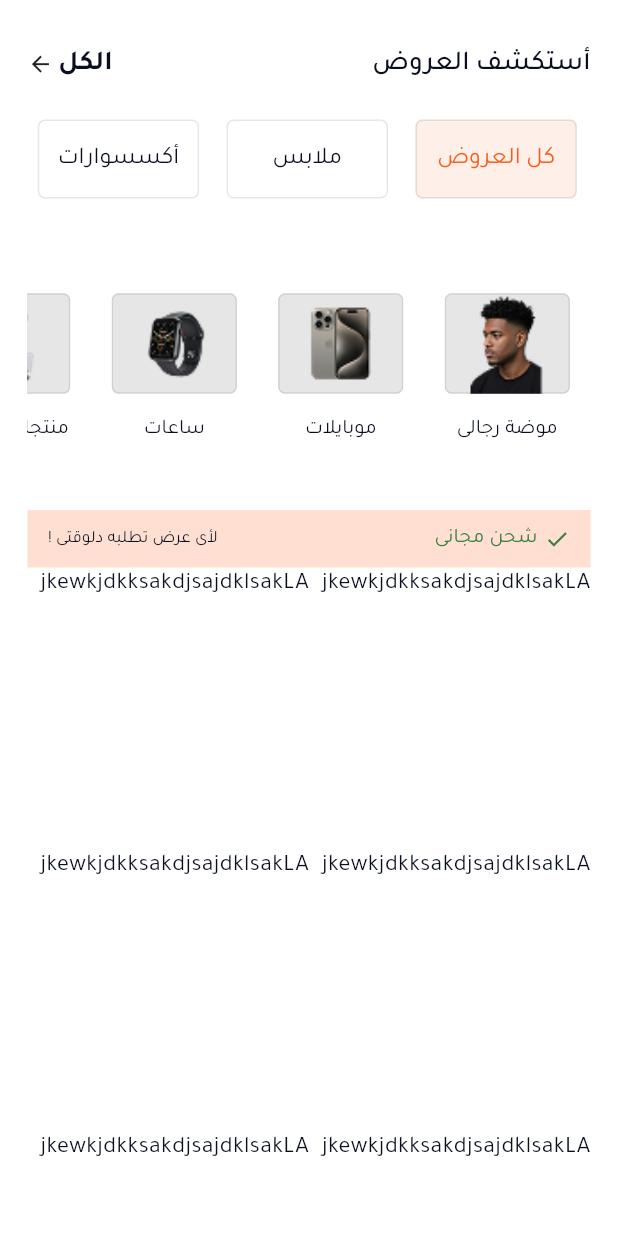
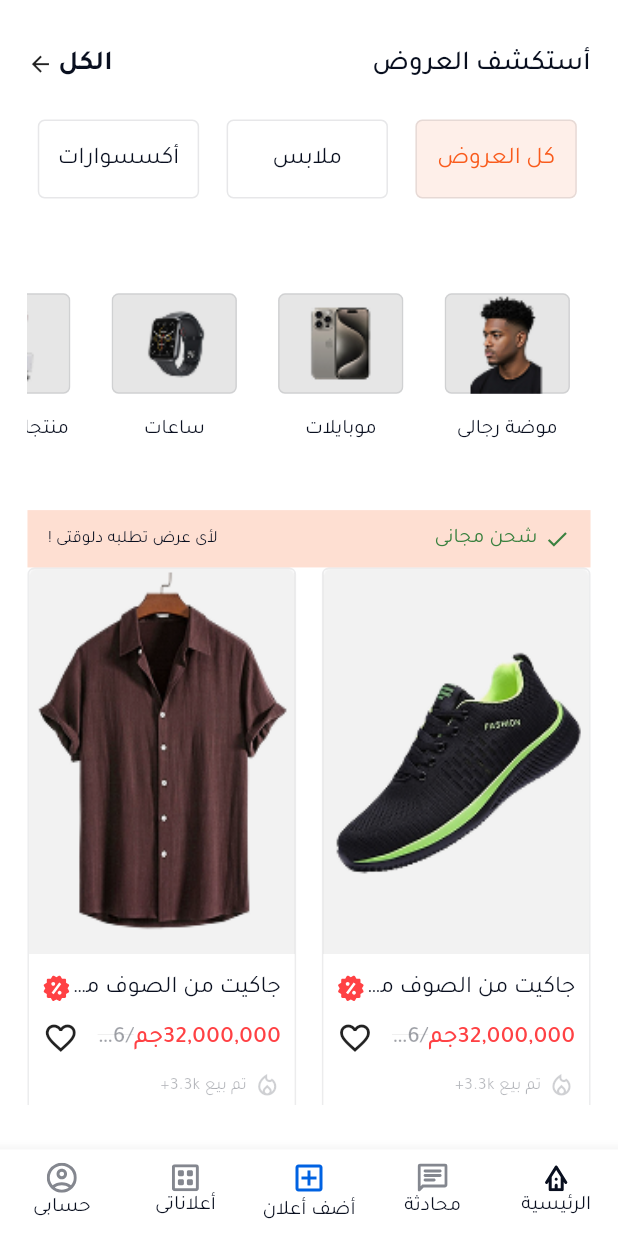
Before and after one commit to MansourSayed2002/otex, a Flutter app: the screen it shows after launch, on a phone screen of 412 x 824 dp. Run offline on Flutter 3.47's test engine with Material 3 defaults, Android fonts, the phone set to English and light mode, and no system bars; our stand-ins replace flutter_screenutil, flutter_svg, gap.

Commit message:
finished home screen . finished main screen .

```diff
--- /dev/null
+++ b/lib/core/class/product_model.dart
@@ -0,0 +1,14 @@
+class ProductModel {
+  String? image;
+  String? name;
+  String? discountprice;
+  String? sale;
+  String? price;
+  ProductModel({
+    this.price,
+    this.image,
+    this.name,
+    this.discountprice,
+    this.sale,
+  });
+}
--- a/lib/core/constants/image_app.dart
+++ b/lib/core/constants/image_app.dart
@@ -5,7 +5,11 @@ class ImageApp {
   static const String phone = 'assets/images/Photo Container (2).png';
   static const String cosmetics = 'assets/images/Photo Container (3).png';
   static const String man = 'assets/images/Photo Container.png';
-  static const String shirt = 'assets/images/Picture.png';
+  static const String sweatshirt = 'assets/images/Picture.png';
+  static const String shirt = 'assets/images/Picture (1).png';
+  static const String shoes = 'assets/images/Picture (3).png';
+  static const String logo =
+      'assets/images/9d49f354-c245-4cac-9644-3d3ef4bf62b8_removalai_preview 1.png';
 }
 
 class IconApp {
@@ -18,4 +22,5 @@ class IconApp {
   static const String check = 'assets/icons/check.svg';
   static const String offer = 'assets/icons/offer.svg';
   static const String vector = 'assets/icons/Vector.svg';
+  static const String badgeCompany = 'assets/icons/ic_round-corporate-fare.svg';
 }
--- /dev/null
+++ b/lib/core/constants/product_list.dart
@@ -0,0 +1,88 @@
+import 'package:otex/core/class/product_model.dart';
+import 'package:otex/core/constants/image_app.dart';
+import 'package:otex/core/constants/text_app.dart';
+
+List<ProductModel> productList = [
+  ProductModel(
+    name: TextApp.titlejacket,
+    image: ImageApp.shoes,
+    discountprice: "32,000,000جم",
+    price: "60,000,000",
+    sale: "تم بيع 3.3k+",
+  ),
+  ProductModel(
+    name: TextApp.titlejacket,
+    image: ImageApp.shirt,
+    discountprice: "32,000,000جم",
+    price: "60,000,000",
+    sale: "تم بيع 3.3k+",
+  ),
+  ProductModel(
+    name: TextApp.titlejacket,
+    image: ImageApp.sweatshirt,
+    discountprice: "32,000,000جم",
+    price: "60,000,000",
+    sale: "تم بيع 3.3k+",
+  ),
+  ProductModel(
+    name: TextApp.titlejacket,
+    image: ImageApp.shoes,
+    discountprice: "32,000,000جم",
+    price: "60,000,000",
+    sale: "تم بيع 3.3k+",
+  ),
+  ProductModel(
+    name: TextApp.titlejacket,
+    image: ImageApp.shirt,
+    discountprice: "32,000,000جم",
+    price: "60,000,000",
+    sale: "تم بيع 3.3k+",
+  ),
+  ProductModel(
+    name: TextApp.titlejacket,
+    image: ImageApp.sweatshirt,
+    discountprice: "32,000,000جم",
+    price: "60,000,000",
+    sale: "تم بيع 3.3k+",
+  ),ProductModel(
+    name: TextApp.titlejacket,
+    image: ImageApp.shoes,
+    discountprice: "32,000,000جم",
+    price: "60,000,000",
+    sale: "تم بيع 3.3k+",
+  ),
+  ProductModel(
+    name: TextApp.titlejacket,
+    image: ImageApp.shirt,
+    discountprice: "32,000,000جم",
+    price: "60,000,000",
+    sale: "تم بيع 3.3k+",
+  ),
+  ProductModel(
+    name: TextApp.titlejacket,
+    image: ImageApp.sweatshirt,
+    discountprice: "32,000,000جم",
+    price: "60,000,000",
+    sale: "تم بيع 3.3k+",
+  ),ProductModel(
+    name: TextApp.titlejacket,
+    image: ImageApp.shoes,
+    discountprice: "32,000,000جم",
+    price: "60,000,000",
+    sale: "تم بيع 3.3k+",
+  ),
+  ProductModel(
+    name: TextApp.titlejacket,
+    image: ImageApp.shirt,
+    discountprice: "32,000,000جم",
+    price: "60,000,000",
+    sale: "تم بيع 3.3k+",
+  ),
+  ProductModel(
+    name: TextApp.titlejacket,
+    image: ImageApp.sweatshirt,
+    discountprice: "32,000,000جم",
+    price: "60,000,000",
+    sale: "تم بيع 3.3k+",
+  ),
+];
--- a/lib/core/constants/text_app.dart
+++ b/lib/core/constants/text_app.dart
@@ -13,4 +13,10 @@ class TextApp {
   static const String building = 'مبانى';
   static const String freeShipping = 'شحن مجانى';
   static const String anyOrderNow = 'لأى عرض تطلبه دلوقتى !';
+  static const String titlejacket = "جاكيت من الصوف مناسب";
+  static const String home = 'الرئيسية';
+  static const String chat = 'محادثة';
+  static const String add = 'أضف أعلان';
+  static const String my = 'أعلاناتى';
+  static const String myAccount = 'حسابى';
 }
--- /dev/null
+++ b/lib/core/shared/custom_rich_text_widget.dart
@@ -0,0 +1,43 @@
+import 'package:flutter/material.dart';
+import 'package:flutter_screenutil/flutter_screenutil.dart';
+import 'package:otex/core/theme/color_app.dart';
+import 'package:otex/core/theme/textstyle_app.dart';
+
+class CustomRichTextWidget extends StatelessWidget {
+  const CustomRichTextWidget({
+    super.key,
+    required this.textone,
+    required this.texttwo,
+  });
+  final String textone;
+  final String texttwo;
+
+  @override
+  Widget build(BuildContext context) {
+    return Row(
+      mainAxisAlignment: MainAxisAlignment.center,
+      children: [
+        Text(
+          textone,
+          style: getSmallStyle(
+            fontSize: 14.sp,
+            fontWeight: FontWeight.w500,
+            color: ColorApp.red,
+          ),
+        ),
+        Expanded(
+          child: Text(
+            "/$texttwo",
+            style: TextStyle(
+              color: ColorApp.charcoal.withAlpha(100),
+              fontSize: 14.sp,
+              fontWeight: FontWeight.w500,
+              overflow: TextOverflow.ellipsis,
+              decoration: TextDecoration.lineThrough,
+            ),
+          ),
+        ),
+      ],
+    );
+  }
+}
--- a/lib/core/theme/color_app.dart
+++ b/lib/core/theme/color_app.dart
@@ -4,6 +4,7 @@ class ColorApp {
   static Color charcoal = Color(0xff090F1F);
   static Color orange = Color(0xffF95B1C);
   static Color blue = Color(0xff0079FE);
+  static Color darkblue = Color(0xff0062E2);
   static Color purple = Color(0xff3B4CF2);
   static Color green = Color(0xff3A813F);
   static Color red = Color(0xffFF4144);
--- a/lib/features/home/presentation/screen/home_screen.dart
+++ b/lib/features/home/presentation/screen/home_screen.dart
@@ -1,10 +1,9 @@
 import 'package:flutter/material.dart';
 import 'package:flutter_screenutil/flutter_screenutil.dart';
 import 'package:gap/gap.dart';
-import 'package:otex/core/constants/image_app.dart';
-import 'package:otex/core/theme/textstyle_app.dart';
 import 'package:otex/features/home/presentation/widget/offer_card_widget.dart';
 import 'package:otex/features/home/presentation/widget/offers_header_widget.dart';
+import 'package:otex/features/home/presentation/widget/products_widget.dart';
 import 'package:otex/features/home/presentation/widget/sections_product_widget.dart';
 
 class HomeScreen extends StatelessWidget {
@@ -12,8 +11,8 @@ class HomeScreen extends StatelessWidget {
 
   @override
   Widget build(BuildContext context) {
-    return Scaffold(
-      body: Padding(
+    return SafeArea(
+      child: Padding(
         padding: EdgeInsets.symmetric(horizontal: 16.w, vertical: 25.0.h),
         child: Column(
           children: [
@@ -29,41 +28,3 @@ class HomeScreen extends StatelessWidget {
     );
   }
 }
-
-class ProductsWidget extends StatelessWidget {
-  const ProductsWidget({super.key});
-
-  @override
-  Widget build(BuildContext context) {
-    return GridView.builder(
-      itemCount: 20,
-      gridDelegate: SliverGridDelegateWithFixedCrossAxisCount(
-        crossAxisCount: 2,
-      ),
-      itemBuilder: (context, index) => Container(
-        child: Column(
-          children: [
-            Container(
-
-              decoration: BoxDecoration(
-                image: DecorationImage(image: AssetImage(ImageApp.shirt)),
-              ),
-            ),
-            Row(
-              children: [
-                Text(
-                  'jkewkjdkksakdjsajdklsakLA',
-                  style: getBodyStyle(
-                    context: context,
-                    fontSize: 14.0.sp,
-                    fontWeight: FontWeight.w400,
-                  ),
-                ),
-              ],
-            ),
-          ],
-        ),
-      ),
-    );
-  }
-}
--- /dev/null
+++ b/lib/features/home/presentation/widget/component_card_product.dart
@@ -0,0 +1,106 @@
+import 'package:flutter/material.dart';
+import 'package:flutter_screenutil/flutter_screenutil.dart';
+import 'package:flutter_svg/svg.dart';
+import 'package:gap/gap.dart';
+import 'package:otex/core/constants/image_app.dart';
+import 'package:otex/core/constants/product_list.dart';
+import 'package:otex/core/shared/custom_rich_text_widget.dart';
+import 'package:otex/core/theme/color_app.dart';
+import 'package:otex/core/theme/textstyle_app.dart';
+
+class TitleAndPriceWidget extends StatelessWidget {
+  const TitleAndPriceWidget({super.key, required this.index});
+  final int index;
+  @override
+  Widget build(BuildContext context) {
+    return Column(
+      children: [
+        Row(
+          children: [
+            Expanded(
+              child: Text(
+                productList[index].name.toString(),
+                overflow: TextOverflow.ellipsis,
+                style: getBodyStyle(
+                  context: context,
+                  fontSize: 14.0.sp,
+                  fontWeight: FontWeight.w400,
+                ),
+              ),
+            ),
+            SvgPicture.asset(IconApp.offer, width: 16.0.w),
+          ],
+        ),
+        Gap(8.0.h),
+        Row(
+          children: [
+            Expanded(
+              child: CustomRichTextWidget(
+                textone: productList[index].discountprice.toString(),
+                texttwo: productList[index].price.toString(),
+              ),
+            ),
+            Gap(3.5.w),
+            Icon(Icons.favorite_border_outlined),
+          ],
+        ),
+      ],
+    );
+  }
+}
+
+class SellsAndLogoCompany extends StatelessWidget {
+  const SellsAndLogoCompany({super.key, required this.index});
+  final int index;
+  @override
+  Widget build(BuildContext context) {
+    return Column(
+      children: [
+        Row(
+          children: [
+            Icon(
+              Icons.local_fire_department_outlined,
+              size: 16.0.sp,
+              color: ColorApp.charcoal.withAlpha(50),
+            ),
+            Gap(4.0.w),
+            Text(
+              productList[index].sale.toString(),
+              style: getSmallStyle(fontSize: 10.0.sp),
+            ),
+          ],
+        ),
+        Gap(27.0.h),
+        Row(
+          children: [
+            CircleAvatar(
+              radius: 15.0.r,
+              backgroundColor: ColorApp.blue.withAlpha(20),
+              child: Stack(
+                clipBehavior: Clip.none,
+                children: [
+                  Positioned(
+                    top: -10.0.h,
+                    right: -10.0.w,
+                    child: SvgPicture.asset(IconApp.check, width: 15.0.w),
+                  ),
+                  SvgPicture.asset(IconApp.badgeCompany, width: 20.0.w),
+                ],
+              ),
+            ),
+            Spacer(),
+            Container(
+              padding: EdgeInsets.symmetric(horizontal: 4.0.w, vertical: 4.0.h),
+              decoration: BoxDecoration(
+                border: Border.all(color: ColorApp.charcoal.withAlpha(70)),
+              ),
+              child: SvgPicture.asset(IconApp.addShopping),
+            ),
+            Gap(20.0.w),
+            Image.asset(ImageApp.logo, width: 20.0.w),
+          ],
+        ),
+      ],
+    );
+  }
+}
--- /dev/null
+++ b/lib/features/home/presentation/widget/products_widget.dart
@@ -0,0 +1,63 @@
+import 'package:flutter/material.dart';
+import 'package:flutter_screenutil/flutter_screenutil.dart';
+import 'package:gap/gap.dart';
+import 'package:otex/core/constants/product_list.dart';
+import 'package:otex/core/theme/color_app.dart';
+import 'package:otex/features/home/presentation/widget/component_card_product.dart';
+
+class ProductsWidget extends StatelessWidget {
+  const ProductsWidget({super.key});
+
+  @override
+  Widget build(BuildContext context) {
+    return GridView.builder(
+      itemCount: productList.length,
+      physics: BouncingScrollPhysics(),
+      gridDelegate: SliverGridDelegateWithFixedCrossAxisCount(
+        crossAxisCount: 2,
+        childAspectRatio: 3 / 8,
+        mainAxisSpacing: 15.0.h,
+        crossAxisSpacing: 15.0.w,
+      ),
+      itemBuilder: (context, index) => ProductCardWidget(index: index),
+    );
+  }
+}
+
+class ProductCardWidget extends StatelessWidget {
+  const ProductCardWidget({super.key, required this.index});
+  final int index;
+  @override
+  Widget build(BuildContext context) {
+    return Container(
+      decoration: BoxDecoration(
+        borderRadius: BorderRadius.circular(4.0.r),
+        border: Border.all(color: ColorApp.charcoal.withAlpha(20)),
+      ),
+      child: Column(
+        mainAxisAlignment: MainAxisAlignment.start,
+        children: [
+          Container(
+            height: 215.0.h,
+            decoration: BoxDecoration(
+              image: DecorationImage(
+                image: AssetImage(productList[index].image.toString()),
+                fit: BoxFit.fill,
+              ),
+            ),
+          ),
+          Padding(
+            padding: EdgeInsets.symmetric(horizontal: 8.0.w, vertical: 9.5.h),
+            child: Column(
+              children: [
+                TitleAndPriceWidget(index: index),
+                Gap(9.0.h),
+                SellsAndLogoCompany(index: index),
+              ],
+            ),
+          ),
+        ],
+      ),
+    );
+  }
+}
--- a/lib/features/main/main_screen.dart
+++ b/lib/features/main/main_screen.dart
@@ -0,0 +1,68 @@
+import 'package:flutter/material.dart';
+import 'package:flutter_svg/svg.dart';
+import 'package:otex/core/constants/image_app.dart';
+import 'package:otex/core/constants/text_app.dart';
+import 'package:otex/core/theme/color_app.dart';
+import 'package:otex/core/theme/textstyle_app.dart';
+import 'package:otex/features/home/presentation/screen/home_screen.dart';
+
+class MainScreen extends StatefulWidget {
+  const MainScreen({super.key});
+
+  @override
+  State<MainScreen> createState() => _MainScreenState();
+}
+
+class _MainScreenState extends State<MainScreen> {
+  int currentIndex = 0;
+  List screen = [
+    HomeScreen(),
+    Center(child: Text("chat")),
+    Center(child: Text("add")),
+    Center(child: Text("chat")),
+    Center(child: Text("profile")),
+  ];
+  @override
+  Widget build(BuildContext context) {
+    return Scaffold(
+      body: screen.elementAt(currentIndex),
+      bottomNavigationBar: BottomNavigationBar(
+        onTap: (value) {
+          setState(() {
+            currentIndex = value;
+          });
+        },
+        type: BottomNavigationBarType.fixed,
+        backgroundColor: ColorApp.white,
+        showSelectedLabels: true,
+        showUnselectedLabels: true,
+        selectedItemColor: ColorApp.charcoal,
+        unselectedItemColor: ColorApp.charcoal,
+        unselectedLabelStyle: getSmallStyle(color: ColorApp.charcoal),
+        selectedLabelStyle: getSmallStyle(color: ColorApp.charcoal),
+        items: [
+          BottomNavigationBarItem(
+            icon: SvgPicture.asset(IconApp.bungalow),
+            label: TextApp.home,
+          ),
+          BottomNavigationBarItem(
+            icon: SvgPicture.asset(IconApp.chat),
+            label: TextApp.chat,
+          ),
+          BottomNavigationBarItem(
+            icon: Icon(Icons.add_box_outlined, color: ColorApp.darkblue),
+            label: TextApp.add,
+          ),
+          BottomNavigationBarItem(
+            icon: SvgPicture.asset(IconApp.dataset),
+            label: TextApp.my,
+          ),
+          BottomNavigationBarItem(
+            icon: SvgPicture.asset(IconApp.account),
+            label: TextApp.myAccount,
+          ),
+        ],
+      ),
+    );
+  }
+}
--- a/lib/otex_app.dart
+++ b/lib/otex_app.dart
@@ -1,8 +1,8 @@
 import 'package:flutter/material.dart';
 import 'package:flutter_screenutil/flutter_screenutil.dart';
 import 'package:otex/core/theme/theme_app.dart';
-import 'package:otex/features/home/presentation/screen/home_screen.dart';
 import 'package:flutter_localizations/flutter_localizations.dart';
+import 'package:otex/features/main/main_screen.dart';
 
 class OtexApp extends StatelessWidget {
   const OtexApp({super.key});
@@ -24,7 +24,7 @@ class OtexApp extends StatelessWidget {
             GlobalWidgetsLocalizations.delegate,
             GlobalCupertinoLocalizations.delegate,
           ],
-          home: HomeScreen(),
+          home: MainScreen(),
         );
       },
     );
--- a/pubspec.yaml
+++ b/pubspec.yaml
@@ -39,6 +39,7 @@ dependencies:
   flutter_screenutil: ^5.9.3
   gap: ^3.0.1
   sqflite: ^2.4.2
+  flutter_svg: ^2.2.1
 dev_dependencies:
   flutter_test:
     sdk: flutter
```
Also changed, not shown: assets/icons/check.svg, assets/icons/ic_round-corporate-fare.svg (added), assets/images/9d49f354-c245-4cac-9644-3d3ef4bf62b8_removalai_preview 1.png (added), pubspec.lock, 1 other file.
